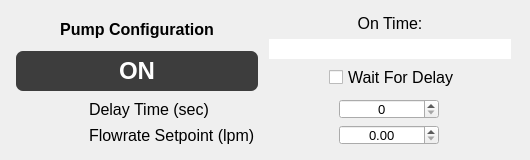
Above: src/ECM_gui/pump_dialog/widget_pump_control.ui from dmherrington/ECM-Control-System before the change. Below: the same form after it.
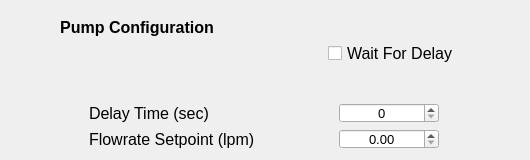
That is the form after the change.

Commit message: Updated Window Elements

Patch:
```diff
--- a/src/ECM_gui/pump_dialog/widget_pump_control.ui
+++ b/src/ECM_gui/pump_dialog/widget_pump_control.ui
@@ -222,79 +222,6 @@
      </item>
      <item row="0" column="1" rowspan="2">
       <layout class="QVBoxLayout" name="verticalLayout_4">
-       <item>
-        <layout class="QVBoxLayout" name="verticalLayout_3">
-         <item>
-          <widget class="QLabel" name="label_OnTime">
-           <property name="sizePolicy">
-            <sizepolicy hsizetype="Fixed" vsizetype="Fixed">
-             <horstretch>0</horstretch>
-             <verstretch>0</verstretch>
-            </sizepolicy>
-           </property>
-           <property name="minimumSize">
-            <size>
-             <width>242</width>
-             <height>20</height>
-            </size>
-           </property>
-           <property name="maximumSize">
-            <size>
-             <width>16777215</width>
-             <height>20</height>
-            </size>
-           </property>
-           <property name="font">
-            <font>
-             <pointsize>12</pointsize>
-            </font>
-           </property>
-           <property name="text">
-            <string>On Time:</string>
-           </property>
-           <property name="alignment">
-            <set>Qt::AlignCenter</set>
-           </property>
-          </widget>
-         </item>
-         <item>
-          <widget class="QLineEdit" name="lineEdit_OnTime">
-           <property name="enabled">
-            <bool>true</bool>
-           </property>
-           <property name="sizePolicy">
-            <sizepolicy hsizetype="Fixed" vsizetype="Fixed">
-             <horstretch>0</horstretch>
-             <verstretch>0</verstretch>
-            </sizepolicy>
-           </property>
-           <property name="minimumSize">
-            <size>
-             <width>242</width>
-             <height>20</height>
-            </size>
-           </property>
-           <property name="maximumSize">
-            <size>
-             <width>16777215</width>
-             <height>20</height>
-            </size>
-           </property>
-           <property name="font">
-            <font>
-             <pointsize>13</pointsize>
-            </font>
-           </property>
-           <property name="alignment">
-            <set>Qt::AlignCenter</set>
-           </property>
-           <property name="readOnly">
-            <bool>true</bool>
-           </property>
-          </widget>
-         </item>
-        </layout>
-       </item>
        <item>
         <layout class="QHBoxLayout" name="horizontalLayout_13">
          <item>
@@ -354,161 +281,6 @@
          </property>
         </spacer>
        </item>
-       <item>
-        <widget class="QPushButton" name="pushButton_PumpRunning">
-         <property name="sizePolicy">
-          <sizepolicy hsizetype="Fixed" vsizetype="Fixed">
-           <horstretch>0</horstretch>
-           <verstretch>0</verstretch>
-          </sizepolicy>
-         </property>
-         <property name="minimumSize">
-          <size>
-           <width>242</width>
-           <height>40</height>
-          </size>
-         </property>
-         <property name="maximumSize">
-          <size>
-           <width>16777215</width>
-           <height>40</height>
-          </size>
-         </property>
-         <property name="font">
-          <font>
-           <pointsize>18</pointsize>
-           <weight>75</weight>
-           <italic>false</italic>
-           <bold>true</bold>
-           <underline>false</underline>
-          </font>
-         </property>
-         <property name="styleSheet">
-          <string notr="true">QMainWindow{
-background-color:#1d1d1d;
-}
-
-QMenuBar{
-background-color:#1d1d1d;
-padding:5px;
-	font: 12pt &quot;MS Shell Dlg 2&quot;;
-}
-
-QMenuBar::item{
-background-color:#1d1d1d;
-color:#fff;
-padding:5px;
-
-}
-
-QMenu{
-color:#fff;
-padding:0;
-}
-
-QMenu::item:selected{
-color:#fff;
-background-color:#00aba9;
-}
-
-QTableWidget{
-background-color:#3d3d3d;
-color:#fff;
-  selection-background-color: #da532c;
-border:solid;
-border-width:3px;
-border-color:#da532c;
-}
-QHeaderView::section{
-background-color:qlineargradient(spread:pad, x1:0, y1:0, x2:1, y2:0, stop:0 rgba(20, 158, 217, 255), stop:1 rgba(36, 158, 217, 255));
-border:none;
-border-top-style:solid;
-border-width:1px;
-border-top-color:qlineargradient(spread:pad, x1:0, y1:0, x2:1, y2:0, stop:0 rgba(20, 158, 217, 255), stop:1 rgba(36, 158, 217, 255));
-color:#fff;
-
-}
-QHeaderView{
-background-color:qlineargradient(spread:pad, x1:0, y1:0, x2:1, y2:0, stop:0 rgba(20, 158, 217, 255), stop:1 rgba(36, 158, 217, 255));
-
-border:none;
-border-top-style:solid;
-border-width:1px;
-border-top-color:#149ED9;
-color:#fff;
-	font: 75 12pt &quot;Calibri&quot;;
-}
-
-QTableCornerButton::section{
-border:none;
-background-color:#149ED9;
-}
-
-QListWidget{
-background-color:#3d3d3d;
-color:#fff;
-}
-
-QMenu{
-background-color:#3d3d3d;
-}
-QStatusBar{
-background-color:#7e3878;
-color:#fff;
-}
-
-QPushButton{
-border-style:solid;
-background-color:#3d3d3d;
-color:#fff;
-border-radius:7px;
-}
-
-QPushButton:disabled {
-background-color: rgb(204, 0, 0);
-}
-
-QPushButton:hover{
-color:#ccc;
-	background-color: qlineargradient(spread:pad, x1:0.517, y1:0, x2:0.517, y2:1, stop:0 rgba(45, 45, 45, 255), stop:0.505682 rgba(45, 45, 45, 255), stop:1 rgba(29, 29, 29, 255));
-	border-color:#2d89ef;
-border-width:2px;
-}
-
-QPushButton:pressed{
-background-color: qlineargradient(spread:pad, x1:0.517, y1:0, x2:0.517, y2:1, stop:0 rgba(29, 29, 29, 255), stop:0.505682 rgba(45, 45, 45, 255), stop:1 rgba(29, 29, 29, 255));
-}
-
-
-QTabWidget::tab{
-background-color:#3d3d3d;
-}
-
-QLineEdit{
-border-radius:0;
-}
-
-QProgressBar{
-border-radius:0;
-text-align:center;
-color:#fff;
-background-color:transparent;
-border: 2px solid #e3a21a;
-border-radius:7px;
-	font: 75 12pt &quot;Open Sans&quot;;
-
-}
-
-QProgressBar::chunk{
-background-color:#2d89ef;
-width:20px;
-}</string>
-         </property>
-         <property name="text">
-          <string>ON</string>
-         </property>
-        </widget>
-       </item>
        <item>
         <spacer name="horizontalSpacer_20">
          <property name="orientation">
```
The commit also changes 22 other files.
